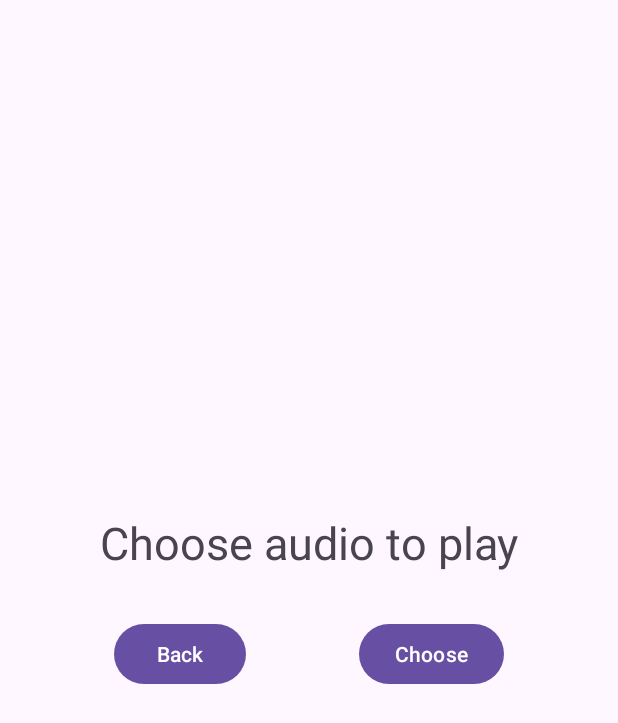
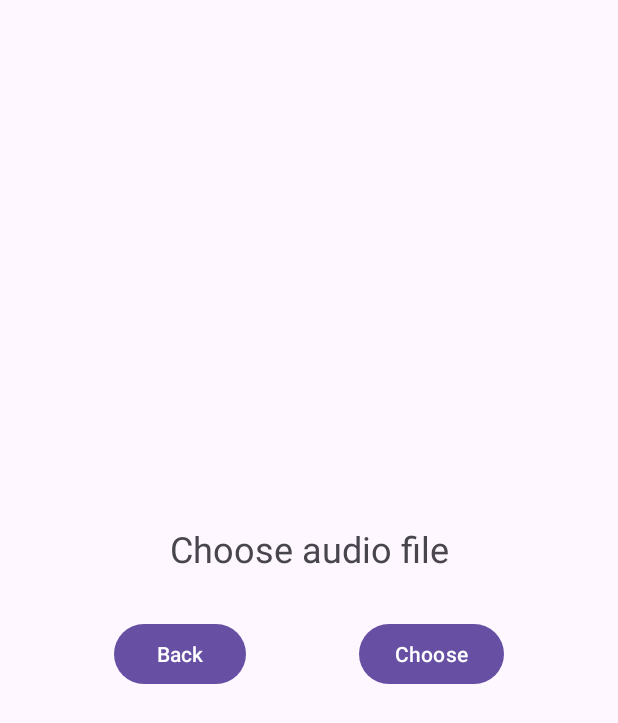
Before and after one commit to vladyslavtarasov/Player, an Android app: the screen it shows after launch (AudioPlayerActivity), after a tap on "Go to audio player", on a phone screen of 412 x 824 dp. Shown: the top 723 px of the screen. Run offline under Robolectric (Android 15) with nearby library versions, the phone set to English and light mode, and no system bars.

Commit message:
Add volume slider in audio activity and use string resources

```diff
--- a/app/src/main/java/com/example/player/AudioPlayerActivity.java
+++ b/app/src/main/java/com/example/player/AudioPlayerActivity.java
@@ -3,12 +3,13 @@ package com.example.player;
 import androidx.activity.result.ActivityResultLauncher;
 import androidx.activity.result.contract.ActivityResultContracts;
 import androidx.appcompat.app.AppCompatActivity;
-import androidx.appcompat.widget.AppCompatSeekBar;
 import androidx.constraintlayout.widget.ConstraintLayout;
 
 import android.app.Activity;
+import android.content.Context;
 import android.content.Intent;
 import android.database.Cursor;
+import android.media.AudioManager;
 import android.media.MediaPlayer;
 import android.net.Uri;
 import android.os.Bundle;
@@ -27,7 +28,8 @@ public class AudioPlayerActivity extends AppCompatActivity {
     private Button chooseMusicButton, startButton, stopButton;
     private TextView songNameTV, startTimeTV, endTimeTV;
     private MediaPlayer mediaPlayer;
-    private AppCompatSeekBar seekBar;
+    private SeekBar progressControl, volumeControl;
+    AudioManager audioManager;
     private ConstraintLayout songContainer;
     private double startTime, endTime;
     public static int TIME_DURATION_FLAG = 0;
@@ -47,11 +49,33 @@ public class AudioPlayerActivity extends AppCompatActivity {
         endTimeTV = findViewById(R.id.end_time_tv);
         mediaPlayer = new MediaPlayer();
 
-        seekBar = findViewById(R.id.progress_sb);
-        seekBar.setClickable(false);
+        progressControl = findViewById(R.id.progress_sb);
+        progressControl.setClickable(false);
 
-        startButton.setEnabled(false);
-        stopButton.setEnabled(false);
+        //startButton.setEnabled(false);
+        //stopButton.setEnabled(false);
+
+        audioManager = (AudioManager) getSystemService(AUDIO_SERVICE);
+        int maxVolume = audioManager.getStreamMaxVolume(AudioManager.STREAM_MUSIC);
+        int curValue = audioManager.getStreamVolume(AudioManager.STREAM_MUSIC);
+
+        volumeControl = findViewById(R.id.volumeControl);
+        volumeControl.setMax(maxVolume);
+        volumeControl.setProgress(curValue);
+        volumeControl.setOnSeekBarChangeListener(new SeekBar.OnSeekBarChangeListener() {
+            @Override
+            public void onProgressChanged(SeekBar seekBar, int progress, boolean fromUser) {
+                audioManager.setStreamVolume(AudioManager.STREAM_MUSIC, progress, 0);
+            }
+            @Override
+            public void onStartTrackingTouch(SeekBar seekBar) {
+
+            }
+            @Override
+            public void onStopTrackingTouch(SeekBar seekBar) {
+
+            }
+        });
 
         chooseMusicButton.setOnClickListener(view -> {
             mediaPlayer.pause();
@@ -67,7 +91,7 @@ public class AudioPlayerActivity extends AppCompatActivity {
                     mediaPlayer.pause();
                     startButton.setText("Play");
                 } else {
-                    seekBar.setProgress(mediaPlayer.getCurrentPosition());
+                    progressControl.setProgress(mediaPlayer.getCurrentPosition());
 
                     mediaPlayer.start();
                     startButton.setText("Pause");
@@ -76,20 +100,20 @@ public class AudioPlayerActivity extends AppCompatActivity {
                     startTime = mediaPlayer.getCurrentPosition();
 
                     if (TIME_DURATION_FLAG == 0) {
-                        seekBar.setMax((int) endTime);
+                        progressControl.setMax((int) endTime);
                         TIME_DURATION_FLAG = 1;
                     }
 
                     updateEndTime();
                     updateStartTime();
 
-                    seekBar.setProgress((int) startTime);
+                    progressControl.setProgress((int) startTime);
                     myHandler.postDelayed(UpdateSongTime, 100);
                 }
             }
         });
 
-        seekBar.setOnSeekBarChangeListener(new SeekBar.OnSeekBarChangeListener() {
+        progressControl.setOnSeekBarChangeListener(new SeekBar.OnSeekBarChangeListener() {
             @Override
             public void onProgressChanged(SeekBar seekBar, int progress, boolean fromUser) {
                 if (mediaPlayer != null && fromUser) {
@@ -130,7 +154,7 @@ public class AudioPlayerActivity extends AppCompatActivity {
         public void run() {
             startTime = mediaPlayer.getCurrentPosition();
             updateStartTime();
-            seekBar.setProgress((int) startTime);
+            progressControl.setProgress((int) startTime);
             myHandler.postDelayed(this, 100);
         }
     };
@@ -153,12 +177,12 @@ public class AudioPlayerActivity extends AppCompatActivity {
                         endTime = mediaPlayer.getDuration();
                         startTime = mediaPlayer.getCurrentPosition();
 
-                        seekBar.setMax((int) endTime);
+                        progressControl.setMax((int) endTime);
 
                         updateEndTime();
                         updateStartTime();
-                        startButton.setEnabled(true);
-                        stopButton.setEnabled(true);
+                        //startButton.setEnabled(true);
+                        //stopButton.setEnabled(true);
                         songContainer.setVisibility(View.VISIBLE);
                     }
                 } else Toast.makeText(getApplicationContext(),"Cancelled", Toast.LENGTH_SHORT).show();
--- a/app/src/main/res/layout/activity_audio_player.xml
+++ b/app/src/main/res/layout/activity_audio_player.xml
@@ -11,8 +11,8 @@
         android:layout_width="wrap_content"
         android:layout_height="wrap_content"
         android:layout_marginBottom="30dp"
-        android:text="Choose audio to play"
-        android:textSize="30sp"
+        android:text="@string/choose_audio_file"
+        android:textSize="24sp"
         app:layout_constraintBottom_toTopOf="@id/song_container"
         app:layout_constraintLeft_toLeftOf="@id/song_container"
         app:layout_constraintRight_toRightOf="@id/song_container" />
@@ -27,7 +27,7 @@
         app:layout_constraintEnd_toEndOf="parent"
         android:visibility="gone">
 
-        <androidx.appcompat.widget.AppCompatSeekBar
+        <SeekBar
             android:id="@+id/progress_sb"
             android:layout_width="250dp"
             android:layout_height="20dp"
@@ -37,11 +37,20 @@
             app:layout_constraintTop_toTopOf="parent"
             app:layout_constraintBottom_toBottomOf="parent" />
 
+        <SeekBar
+            android:id="@+id/volumeControl"
+            android:layout_width="0dp"
+            android:layout_height="wrap_content"
+            android:layout_marginTop="80dp"
+            app:layout_constraintTop_toBottomOf="@id/progress_sb"
+            app:layout_constraintRight_toRightOf="parent"
+            app:layout_constraintLeft_toLeftOf="parent" />
+
         <TextView
             android:id="@+id/start_time_tv"
             android:layout_width="wrap_content"
             android:layout_height="wrap_content"
-            android:text="00:00"
+            android:text="@string/_00_00"
             android:textAppearance="?android:attr/textAppearanceSmall"
             app:layout_constraintBottom_toBottomOf="@id/progress_sb"
             app:layout_constraintRight_toLeftOf="@id/progress_sb" />
@@ -50,7 +59,7 @@
             android:id="@+id/end_time_tv"
             android:layout_width="wrap_content"
             android:layout_height="wrap_content"
-            android:text="00:00"
+            android:text="@string/_00_00"
             android:textAppearance="?android:attr/textAppearanceSmall"
             app:layout_constraintBottom_toBottomOf="@id/progress_sb"
             app:layout_constraintLeft_toRightOf="@id/progress_sb" />
@@ -69,7 +78,7 @@
                 android:layout_marginStart="20dp"
                 android:layout_marginEnd="10dp"
                 android:layout_weight="1"
-                android:text="Pause" />
+                android:text="@string/pause" />
 
             <Button
                 android:id="@+id/stop_btn"
@@ -79,7 +88,7 @@
                 android:layout_marginEnd="20dp"
                 android:layout_weight="1"
                 android:onClick="stop"
-                android:text="Stop" />
+                android:text="@string/stop" />
 
         </LinearLayout>
 
@@ -87,7 +96,7 @@
 
     <Button
         android:id="@+id/back"
-        android:text="Back"
+        android:text="@string/back"
         android:layout_width="wrap_content"
         android:layout_height="wrap_content"
         android:onClick="back"
@@ -97,7 +106,7 @@
 
     <Button
         android:id="@+id/choose_audio"
-        android:text="Choose"
+        android:text="@string/choose"
         android:layout_width="wrap_content"
         android:layout_height="wrap_content"
         android:onClick="back"
--- a/app/src/main/res/values/strings.xml
+++ b/app/src/main/res/values/strings.xml
@@ -1,3 +1,12 @@
 <resources>
     <string name="app_name">Player</string>
+    <string name="choose_audio_file">Choose audio file</string>
+    <string name="_00_00">00:00</string>
+    <string name="pause">Pause</string>
+    <string name="stop">Stop</string>
+    <string name="back">Back</string>
+    <string name="choose">Choose</string>
+    <string name="bowling">Bowling</string>
+    <string name="planet">Planet</string>
+    <string name="park">Park</string>
 </resources>
```
Also changed, not shown: app/src/main/res/layout/activity_video_player.xml (+5 -5 lines).
